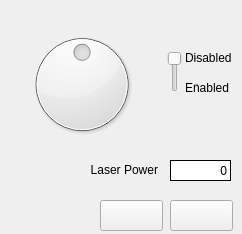
Above: UI Resources/laser.ui from westerlymerlin/UCL-PYMS before the change. Below: the same form after it.
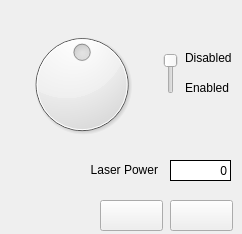
That is the form after the change. Icons and pictures are not drawn.

```diff
--- a/UI Resources/laser.ui
+++ b/UI Resources/laser.ui
@@ -143,12 +143,15 @@
   <widget class="QSlider" name="sliderEnable">
    <property name="geometry">
     <rect>
-     <x>158</x>
-     <y>51</y>
-     <width>41</width>
+     <x>160</x>
+     <y>53</y>
+     <width>22</width>
      <height>41</height>
     </rect>
    </property>
+   <property name="styleSheet">
+    <string notr="true"/>
+   </property>
    <property name="maximum">
     <number>2</number>
    </property>
@@ -165,10 +168,10 @@
     <bool>true</bool>
    </property>
    <property name="tickPosition">
-    <enum>QSlider::TicksBelow</enum>
+    <enum>QSlider::NoTicks</enum>
    </property>
    <property name="tickInterval">
-    <number>2</number>
+    <number>10</number>
    </property>
   </widget>
   <widget class="QDial" name="sliderLaser">
```
Left out of the diff: 32 changed lines with no effect on the pictures.
